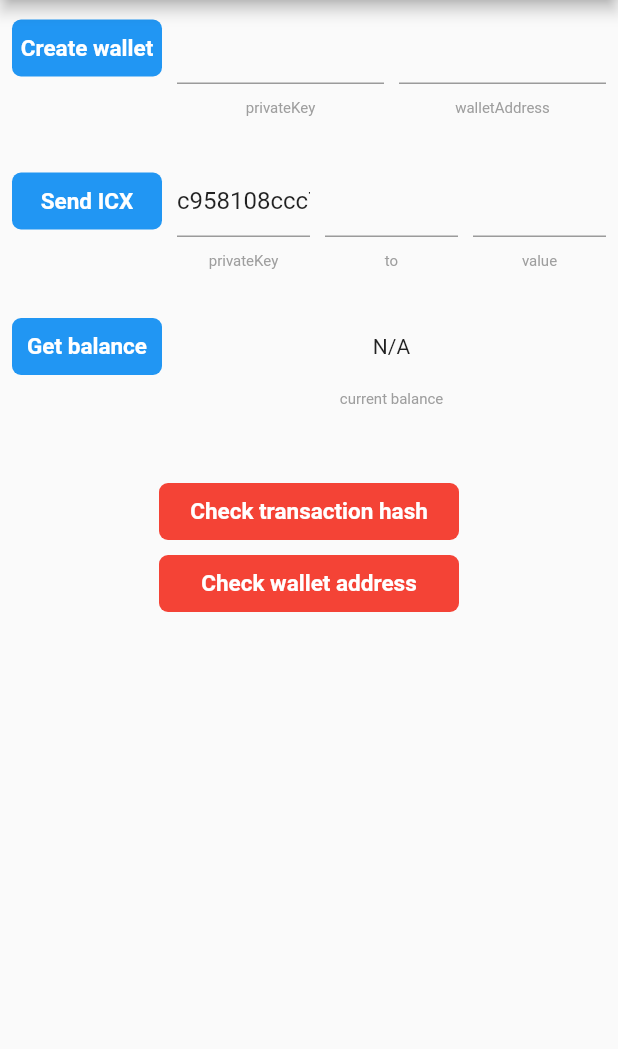
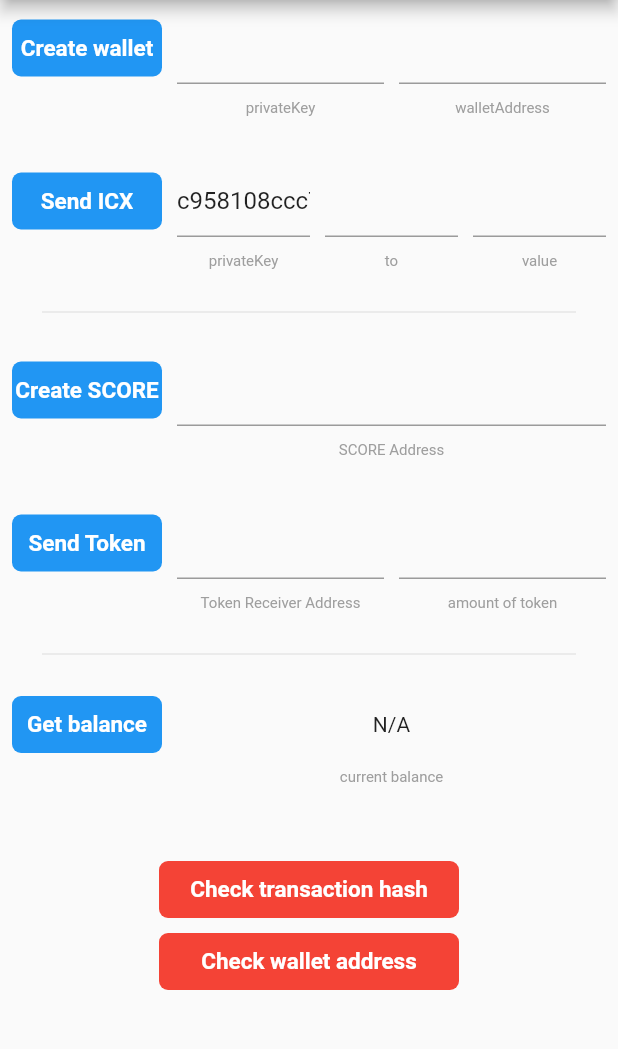
Before and after one commit to icondao/flutter_icon_network, a Flutter app: the screen it shows after launch, after a tap on "Send ICX", on a phone screen of 412 x 824 dp, the part 84-1133 px from its top. Run offline on Flutter 3.47's test engine with Material 2 defaults, Android fonts, the phone set to English and light mode, and no system bars; our stand-ins replace get_storage.

Commit message:
added create SCORE

```diff
--- a/example/lib/main.dart
+++ b/example/lib/main.dart
@@ -21,21 +21,25 @@
 
 class _MyAppState extends State<MyApp> {
   BuildContext scaffoldContext;
-
   final privateKeyCtrl = TextEditingController();
   final walletAddressCtrl = TextEditingController();
   double currentBalance;
   String txHash="";
 
   //send icx
-  final senderCtrl = TextEditingController();
-  final receiverCtrl = TextEditingController();
-  final sendAmountCtrl = TextEditingController();
+  final icxSenderCtrl = TextEditingController();
+  final icxReceiverCtrl = TextEditingController();
+  final icxSendAmountCtrl = TextEditingController();
+
+  //score
+  final scoreAddressCtrl = TextEditingController();
+  final tokenReceiverAddressCtrl = TextEditingController();
+  final tokenSendAmountCtrl = TextEditingController();
 
   @override
   void initState() {
     super.initState();
-    senderCtrl.text = IconConstant.samplePrivateKey;
+    icxSenderCtrl.text = IconConstant.samplePrivateKey;
     Future.delayed(Duration(seconds: 1), () {
       _getCache();
     });
@@ -45,9 +49,12 @@
   void dispose() {
     privateKeyCtrl.dispose();
     walletAddressCtrl.dispose();
-    senderCtrl.dispose();
-    receiverCtrl.dispose();
-    sendAmountCtrl.dispose();
+    icxSenderCtrl.dispose();
+    icxReceiverCtrl.dispose();
+    icxSendAmountCtrl.dispose();
+    scoreAddressCtrl.dispose();
+    tokenReceiverAddressCtrl.dispose();
+    tokenSendAmountCtrl.dispose();
     super.dispose();
   }
 
@@ -56,18 +63,14 @@
     setState(() {
       privateKeyCtrl.text = wallet.privateKey;
       walletAddressCtrl.text = wallet.address;
-      receiverCtrl.text = wallet.address;
-    });
-    Future.delayed(Duration(seconds: 2), () async {
-      await _getBalance();
-      _saveCache();
+      icxReceiverCtrl.text = wallet.address;
     });
   }
 
   void _sendIcx() async {
-    final response = await FlutterIconNetwork.instance.sendIcx(yourPrivateKey: senderCtrl.text ?? "",
-        destinationAddress: receiverCtrl.text ?? "",
-        value: sendAmountCtrl.text ?? 0);
+    final response = await FlutterIconNetwork.instance.sendIcx(yourPrivateKey: icxSenderCtrl.text ?? "",
+        destinationAddress: icxReceiverCtrl.text ?? "",
+        value: icxSendAmountCtrl.text ?? 0);
     _showSnackBar(
         "transaction hash ${response.txHash} copied, pls press check txHash button to check");
     Clipboard.setData(new ClipboardData(text: response.txHash));
@@ -75,16 +78,26 @@
       txHash = "transaction/${response.txHash}";
     });
     Future.delayed(Duration(seconds: 5), () async {
-      await _getBalance();
+      _getBalance();
     });
   }
 
-  Future<void> _getBalance() async {
+  void _getBalance() async {
     final balance = await FlutterIconNetwork.instance.getIcxBalance(privateKey: privateKeyCtrl.text);
     setState(() {
       currentBalance = balance.icxBalance;
     });
     _saveCache();
+  }
+
+  void _deployScore() async {
+    final transactionResult = await FlutterIconNetwork.instance.deployScore(privateKey: privateKeyCtrl.text, initIcxSupply: "3");
+    setState(() {
+      scoreAddressCtrl.text = transactionResult.scoreAddress;
+      txHash = "transaction/${transactionResult.txHash}";
+    });
+    _showSnackBar(
+        "deployed, scoreAddress ${transactionResult.scoreAddress} copied, pls press check txHash button to check");
   }
 
   @override
@@ -110,7 +123,17 @@
                     ),
                     ..._buildSendIcxSection(),
                     Padding(
+                      padding: const EdgeInsets.all(20),
+                      child: Divider(),
+                    ),
+                    ..._buildScoreSection(),
+                    Padding(
                       padding: const EdgeInsets.all(16),
+                    ),
+                    ..._buildSendTokenSection(),
+                    Padding(
+                      padding: const EdgeInsets.all(20),
+                      child: Divider(),
                     ),
                     ..._buildGetBalanceSection(),
                     SizedBox(height: 50,),
@@ -140,11 +163,7 @@
       ),
     );
   }
-
-  void _showSnackBar(String text) {
-    Scaffold.of(scaffoldContext).showSnackBar(SnackBar(content: Text(text)));
-  }
-
+  //icx
   List<Widget> _buildWalletSection() {
     return [
       Row(
@@ -189,36 +208,6 @@
     ];
   }
 
-  List<Widget> _buildGetBalanceSection() {
-    return [
-      Row(
-        mainAxisAlignment: MainAxisAlignment.center,
-        children: [
-          AppSolidButton(onTap: _getBalance, text: "Get balance"),
-          SizedBox(
-            width: 10,
-          ),
-          Expanded(child: Center(child: Text(currentBalance != null ? "$currentBalance" : "N/A"))),
-        ],
-      ),
-      SizedBox(
-        height: 10,
-      ),
-      Row(
-        mainAxisAlignment: MainAxisAlignment.center,
-        children: [
-          SizedBox(
-            width: 100,
-          ),
-          SizedBox(
-            width: 10,
-          ),
-          Expanded(child: Center(child: _buildHint("current balance"))),
-        ],
-      )
-    ];
-  }
-
   List<Widget> _buildSendIcxSection() {
     return [
       Row(
@@ -230,21 +219,21 @@
           ),
           Expanded(
               child: TextField(
-            controller: senderCtrl,
+            controller: icxSenderCtrl,
           )),
           SizedBox(
             width: 10,
           ),
           Expanded(
               child: TextField(
-            controller: receiverCtrl,
+            controller: icxReceiverCtrl,
           )),
           SizedBox(
             width: 10,
           ),
           Expanded(
               child: TextField(
-            controller: sendAmountCtrl,
+            controller: icxSendAmountCtrl,
           ))
         ],
       ),
@@ -274,13 +263,121 @@
     ];
   }
 
+  List<Widget> _buildGetBalanceSection() {
+    return [
+      Row(
+        mainAxisAlignment: MainAxisAlignment.center,
+        children: [
+          AppSolidButton(onTap: _getBalance, text: "Get balance"),
+          SizedBox(
+            width: 10,
+          ),
+          Expanded(child: Center(child: Text(currentBalance != null ? "$currentBalance ICX" : "N/A"))),
+        ],
+      ),
+      SizedBox(
+        height: 10,
+      ),
+      Row(
+        mainAxisAlignment: MainAxisAlignment.center,
+        children: [
+          SizedBox(
+            width: 100,
+          ),
+          SizedBox(
+            width: 10,
+          ),
+          Expanded(child: Center(child: _buildHint("current balance"))),
+        ],
+      )
+    ];
+  }
+
+  //score
+  List<Widget> _buildScoreSection() {
+    return [
+      Row(
+        mainAxisAlignment: MainAxisAlignment.center,
+        children: [
+          AppSolidButton(onTap: _deployScore, text: "Create SCORE"),
+          SizedBox(
+            width: 10,
+          ),
+          Expanded(
+              child: TextField(
+                controller: scoreAddressCtrl,
+              )),
+        ],
+      ),
+      SizedBox(
+        height: 10,
+      ),
+      Row(
+        mainAxisAlignment: MainAxisAlignment.center,
+        children: [
+          SizedBox(
+            width: 100,
+          ),
+          SizedBox(
+            width: 10,
+          ),
+          Expanded(child: Center(child: _buildHint("SCORE Address"))),
+        ],
+      )
+    ];
+  }
+
+  List<Widget> _buildSendTokenSection() {
+    return [
+      Row(
+        mainAxisAlignment: MainAxisAlignment.center,
+        children: [
+          AppSolidButton(onTap: _sendIcx, text: "Send Token"),
+          SizedBox(
+            width: 10,
+          ),
+          Expanded(
+              child: TextField(
+                controller: tokenReceiverAddressCtrl,
+              )),
+          SizedBox(
+            width: 10,
+          ),
+          Expanded(
+              child: TextField(
+                controller: tokenSendAmountCtrl,
+              ))
+        ],
+      ),
+      SizedBox(
+        height: 10,
+      ),
+      Row(
+        mainAxisAlignment: MainAxisAlignment.center,
+        children: [
+          SizedBox(
+            width: 100,
+          ),
+          SizedBox(
+            width: 10,
+          ),
+          Expanded(child: Center(child: _buildHint("Token Receiver Address"))),
+          SizedBox(
+            width: 10,
+          ),
+          Expanded(child: Center(child: _buildHint("amount of token"))),
+        ],
+      )
+    ];
+  }
+
   void _saveCache() {
     GetStorage().write(StorageKey.balance, currentBalance);
     GetStorage().write(StorageKey.privateKey, privateKeyCtrl.text);
     GetStorage().write(StorageKey.walletAddress, walletAddressCtrl.text);
-    GetStorage().write(StorageKey.sender, senderCtrl.text);
-    GetStorage().write(StorageKey.receiver, receiverCtrl.text);
-    GetStorage().write(StorageKey.sendAmount, sendAmountCtrl.text);
+    GetStorage().write(StorageKey.sender, icxSenderCtrl.text);
+    GetStorage().write(StorageKey.receiver, icxReceiverCtrl.text);
+    GetStorage().write(StorageKey.sendAmount, icxSendAmountCtrl.text);
   }
 
   void _getCache() {
@@ -289,10 +386,14 @@
       privateKeyCtrl.text = GetStorage().read<String>(StorageKey.privateKey);
       walletAddressCtrl.text =
           GetStorage().read<String>(StorageKey.walletAddress);
-      senderCtrl.text = GetStorage().read<String>(StorageKey.sender);
-      receiverCtrl.text = GetStorage().read<String>(StorageKey.receiver);
-      sendAmountCtrl.text = GetStorage().read<String>(StorageKey.sendAmount);
+      icxSenderCtrl.text = GetStorage().read<String>(StorageKey.sender);
+      icxReceiverCtrl.text = GetStorage().read<String>(StorageKey.receiver);
+      icxSendAmountCtrl.text = GetStorage().read<String>(StorageKey.sendAmount);
     });
+  }
+
+  void _showSnackBar(String text) {
+    Scaffold.of(scaffoldContext).showSnackBar(SnackBar(content: Text(text)));
   }
 
   Text _buildHint(String text) {
```
